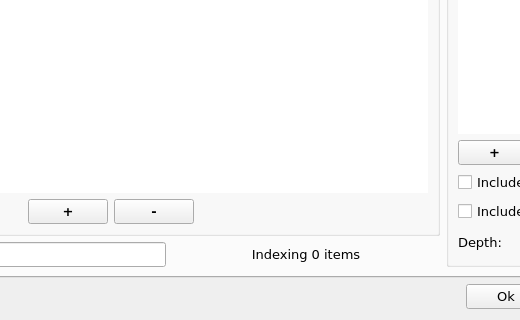
Old version of the form src/Launchy/OptionDialog.ui in the repository samsonwang/LaunchyQt; both pictures show x 240 to 760 and y 206 to 526 of the 883 by 526 pixel window.
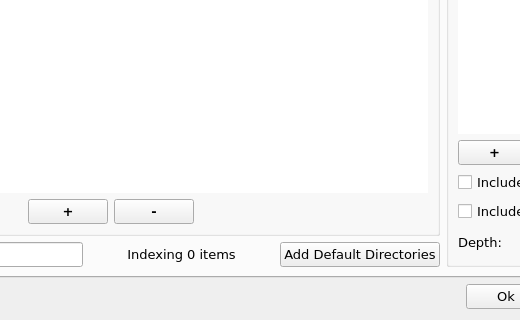
New version of the form. The open tabs and pages were chosen to show the change. Icons and pictures are not drawn. Custom widgets are drawn as their Qt base class.

Commit message: improve: refill default catalog directories manually

Diff of the .ui file:
```diff
--- a/src/Launchy/OptionDialog.ui
+++ b/src/Launchy/OptionDialog.ui
@@ -1386,6 +1386,22 @@
              </property>
             </widget>
            </item>
+           <item>
+            <widget class="QPushButton" name="pushButtonAddDefaultDirs">
+             <property name="sizePolicy">
+              <sizepolicy hsizetype="Fixed" vsizetype="Fixed">
+               <horstretch>0</horstretch>
+               <verstretch>0</verstretch>
+              </sizepolicy>
+             </property>
+             <property name="toolTip">
+              <string>Add the built-in directories and list them first</string>
+             </property>
+             <property name="text">
+              <string>Add Default Directories</string>
+             </property>
+            </widget>
+           </item>
           </layout>
          </item>
         </layout>
```
Left out of the diff: 1 changed line with no effect on the pictures. The commit also changes 6 other files.
